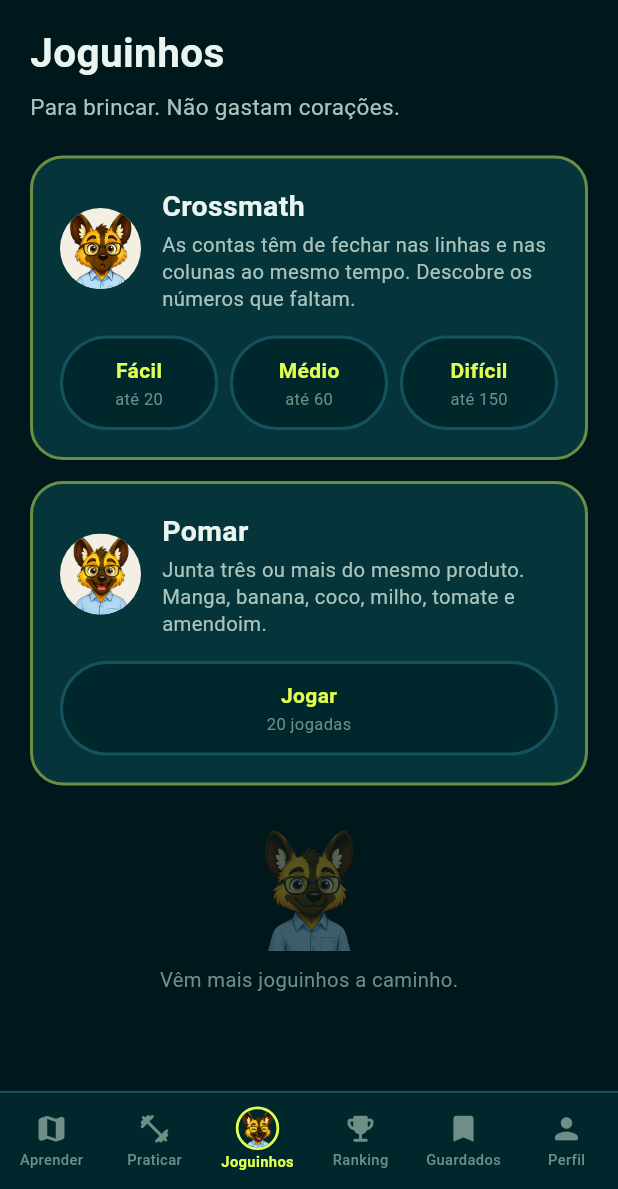
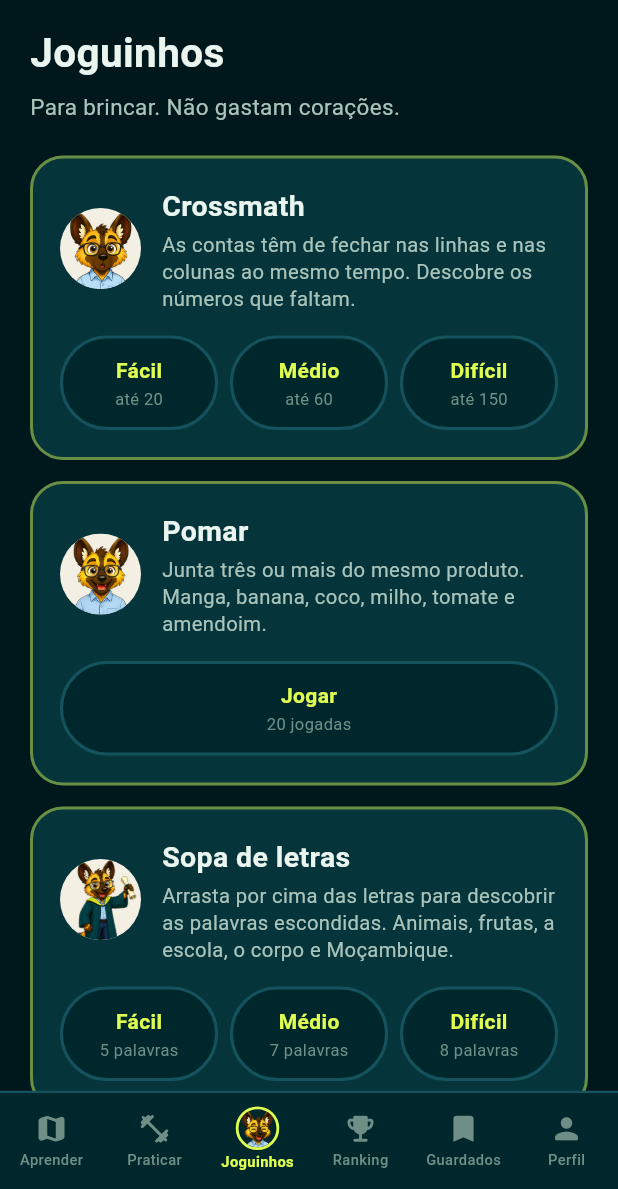
Before and after one commit to R1133R-cr/Takova-Somara, a Flutter app: the HomeShell screen opened directly, item 3 of the bottom bar chosen, on a phone screen of 412 x 824 dp, the part 47-1236 px from its top. Run offline on Flutter 3.47's test engine with Material 3 defaults, Android fonts, the phone set to English and light mode, and no system bars; our stand-ins replace audioplayers, cloud_firestore, firebase_auth, firebase_core, shared_preferences; accounts and stored records are empty; network calls fail.

Commit message:
Somara: sopa de letras (0.17.0)
O terceiro joguinho. Arrasta-se por cima das letras, o mesmo gesto do
Pomar -- a crianca nao tem de aprender duas maneiras de mexer.

Nao gasta coracoes e nao faz avancar a amarelinha. Mas treina uma coisa
que a amarelinha treina pouco: reconhecer a palavra inteira de relance em
vez de a soletrar. E disso que se faz a leitura fluente.

Cinco temas, todos com chao mocambicano: Animais, Frutas e legumes, A
escola, O corpo, e Mocambique -- este ultimo com as provincias e as
cidades, de Lichinga a Inhambane.

Todas as palavras sem acento nem cedilha, de proposito. Numa sopa de
letras a grelha nao leva acentos, e mostrar "LEAO" na lista para se
procurar "LEAO" nas letras ensinaria a escrever mal. Escolheram-se
palavras que dispensam o problema, e ha um teste que recusa qualquer uma
com acento.

Os niveis
------------------------------------------------------------------
Facil: grelha de oito, cinco palavras, so na horizontal e na vertical.
Medio: dez, sete palavras, com diagonais.
Dificil: doze, oito palavras, com as oito direccoes.

As diagonais e as palavras ao contrario ficam para cima por uma razao
concreta: uma crianca da 1a classe que ainda le letra a letra da esquerda
para a direita nao procura ao contrario -- ve-se-lhe o dedo a seguir a
linha. Por isso no primeiro nivel nao e desafio, e um muro.

O que os testes seguram
------------------------------------------------------------------
O defeito que importa impedir e sempre o mesmo: uma palavra na lista que
nao esta na grelha. A crianca procura, nao encontra, e conclui que o erro
e dela -- nao ha como ela saber que nao e. O gerador nunca devolve uma
grelha incompleta: se nao couberem todas, tenta outra vez do principio.

Quinze testes do modelo mais nove de sobreposicao. Cobrem que cada
palavra esta mesmo onde diz estar, que os cruzamentos so acontecem onde a
letra e a mesma, que as direccoes respeitam o nivel, e que um dedo aos
saltos nao selecciona nada -- sem essa regra, arrastar em ziguezague
apanhava letras soltas e acertava por acidente.

Verificado no emulador: encontrei MESA na coluna cinco, as letras ficaram
pintadas, a palavra riscada na lista e o contador passou de cinco para
quatro.

Co-Authored-By: Claude Opus 5 <noreply@anthropic.com>

```diff
--- /dev/null
+++ b/somara-flutter/lib/models/sopa.dart
@@ -0,0 +1,274 @@
+import 'dart:math';
+
+/// Os conjuntos de palavras.
+///
+/// Todas sem acento nem cedilha, de propósito. Numa sopa de letras a grelha
+/// não leva acentos, e mostrar "LEÃO" na lista para se procurar "LEAO" nas
+/// letras ensinaria a escrever mal — numa app de escola isso não se faz.
+/// Escolheram-se palavras que dispensam o problema.
+enum Tema {
+  animais('Animais', [
+    'GATO', 'VACA', 'CABRA', 'GALINHA', 'PATO', 'PEIXE', 'ELEFANTE',
+    'ZEBRA', 'MACACO', 'RATO', 'BURRO', 'COBRA', 'PORCO', 'CAVALO',
+  ]),
+  frutas('Frutas e legumes', [
+    'MANGA', 'BANANA', 'COCO', 'MILHO', 'TOMATE', 'LARANJA', 'PAPAIA',
+    'CAJU', 'AMENDOIM', 'ABACATE', 'MELANCIA', 'CEBOLA', 'BATATA', 'ARROZ',
+  ]),
+  escola('A escola', [
+    'LIVRO', 'CADERNO', 'MESA', 'QUADRO', 'MOCHILA', 'ALUNO', 'ESCOLA',
+    'LETRA', 'PALAVRA', 'PROFESSOR', 'TURMA', 'CANETA', 'BORRACHA', 'REGUA',
+  ]),
+  corpo('O corpo', [
+    'PERNA', 'OLHO', 'NARIZ', 'BOCA', 'DEDO', 'COSTAS', 'OMBRO', 'JOELHO',
+    'CABELO', 'DENTE', 'ORELHA', 'BARRIGA', 'TESTA', 'LINGUA',
+  ]),
+  mocambique('Moçambique', [
+    'MAPUTO', 'BEIRA', 'NAMPULA', 'NIASSA', 'TETE', 'LICHINGA', 'PEMBA',
+    'QUELIMANE', 'INHAMBANE', 'ZAMBEZE', 'GAZA', 'SOFALA', 'MANICA',
+    'CHIMOIO',
+  ]);
+
+  final String rotulo;
+  final List<String> palavras;
+  const Tema(this.rotulo, this.palavras);
+}
+
+/// A dificuldade muda três coisas ao mesmo tempo: o tamanho da grelha,
+/// quantas palavras se escondem, e em que direcções.
+///
+/// As diagonais e as palavras ao contrário ficam para os níveis de cima por
+/// uma razão concreta: uma criança da 1ª classe que ainda lê letra a letra
+/// da esquerda para a direita não procura ao contrário — vê-se-lhe o dedo a
+/// seguir a linha. Pôr isso no primeiro nível não é desafio, é um muro.
+enum NivelSopa {
+  facil('Fácil', 8, 5, false, false),
+  medio('Médio', 10, 7, true, false),
+  dificil('Difícil', 12, 8, true, true);
+
+  final String rotulo;
+  final int lado;
+  final int quantasPalavras;
+  final bool comDiagonais;
+  final bool comInvertidas;
+
+  const NivelSopa(
+    this.rotulo,
+    this.lado,
+    this.quantasPalavras,
+    this.comDiagonais,
+    this.comInvertidas,
+  );
+}
+
+/// Uma palavra escondida na grelha, e onde ficou.
+class PalavraColocada {
+  final String palavra;
+
+  /// Os índices das casas, na ordem em que se lê a palavra.
+  final List<int> casas;
+
+  const PalavraColocada(this.palavra, this.casas);
+
+  /// A mesma palavra lida ao contrário serve — a criança pode arrastar de
+  /// qualquer uma das pontas, e obrigá-la a adivinhar em que ponta começar
+  /// seria um castigo por nada.
+  bool correspondeA(List<int> seleccao) {
+    if (seleccao.length != casas.length) return false;
+    final igual = List.generate(casas.length, (i) => casas[i] == seleccao[i]);
+    if (!igual.contains(false)) return true;
+    final aoContrario = seleccao.reversed.toList();
+    for (var i = 0; i < casas.length; i++) {
+      if (casas[i] != aoContrario[i]) return false;
+    }
+    return true;
+  }
+}
+
+/// Uma sopa de letras.
+class Sopa {
+  final int lado;
+
+  /// As letras, lidas da esquerda para a direita e de cima para baixo.
+  final List<String> letras;
+
+  final List<PalavraColocada> escondidas;
+  final Tema tema;
+  final NivelSopa nivel;
+
+  const Sopa({
+    required this.lado,
+    required this.letras,
+    required this.escondidas,
+    required this.tema,
+    required this.nivel,
+  });
+
+  int indice(int l, int c) => l * lado + c;
+  int linhaDe(int i) => i ~/ lado;
+  int colunaDe(int i) => i % lado;
+  bool dentro(int l, int c) => l >= 0 && c >= 0 && l < lado && c < lado;
+
+  /// A palavra que esta selecção acerta, se acertar alguma.
+  PalavraColocada? acertaEm(List<int> seleccao) {
+    for (final p in escondidas) {
+      if (p.correspondeA(seleccao)) return p;
+    }
+    return null;
+  }
+
+  /// As oito direcções possíveis, como (deltaLinha, deltaColuna).
+  static const _direccoes = [
+    (0, 1), (1, 0), (1, 1), (1, -1),
+    (0, -1), (-1, 0), (-1, -1), (-1, 1),
+  ];
+
+  static List<(int, int)> direccoesDe(NivelSopa n) => [
+    for (var i = 0; i < _direccoes.length; i++)
+      if (_permitida(i, n)) _direccoes[i],
+  ];
+
+  static bool _permitida(int i, NivelSopa n) {
+    final diagonal = i == 2 || i == 3 || i == 6 || i == 7;
+    final invertida = i >= 4;
+    if (diagonal && !n.comDiagonais) return false;
+    if (invertida && !n.comInvertidas) return false;
+    return true;
+  }
+
+  static const _alfabeto = 'ABCDEFGHIJLMNOPQRSTUVXZ';
+
+  /// Monta uma sopa com todas as palavras mesmo lá dentro.
+  ///
+  /// Nunca devolve uma grelha com uma palavra por colocar: uma criança que
+  /// procura uma palavra que não existe procura para sempre, e conclui que
+  /// o erro é dela. Se não couberem todas, tenta outra vez do princípio.
+  factory Sopa.nova({
+    required Tema tema,
+    required NivelSopa nivel,
+    Random? rnd,
+  }) {
+    final r = rnd ?? Random();
+    final direccoes = direccoesDe(nivel);
+
+    for (var tentativa = 0; tentativa < 60; tentativa++) {
+      final escolhidas = [...tema.palavras]
+        ..shuffle(r)
+        ..removeWhere((p) => p.length > nivel.lado);
+      final alvo = escolhidas.take(nivel.quantasPalavras).toList()
+        // As compridas primeiro: são as difíceis de encaixar, e deixá-las
+        // para o fim é a maneira certa de não caberem.
+        ..sort((a, b) => b.length.compareTo(a.length));
+
+      final letras = List.filled(nivel.lado * nivel.lado, '');
+      final colocadas = <PalavraColocada>[];
+      var falhou = false;
+
+      for (final palavra in alvo) {
+        final onde = _tentarColocar(palavra, letras, nivel.lado, direccoes, r);
+        if (onde == null) {
+          falhou = true;
+          break;
+        }
+        for (var k = 0; k < palavra.length; k++) {
+          letras[onde[k]] = palavra[k];
+        }
+        colocadas.add(PalavraColocada(palavra, onde));
+      }
+      if (falhou) continue;
+
+      for (var i = 0; i < letras.length; i++) {
+        if (letras[i].isEmpty) {
+          letras[i] = _alfabeto[r.nextInt(_alfabeto.length)];
+        }
+      }
+
+      return Sopa(
+        lado: nivel.lado,
+        letras: letras,
+        escondidas: colocadas,
+        tema: tema,
+        nivel: nivel,
+      );
+    }
+
+    // Rede de segurança: uma grelha só com a palavra mais curta. Nunca deve
+    // chegar aqui, mas um ecrã vazio seria pior.
+    final curta = tema.palavras.reduce((a, b) => a.length <= b.length ? a : b);
+    final letras = List.generate(
+      nivel.lado * nivel.lado,
+      (i) => i < curta.length ? curta[i] : _alfabeto[i % _alfabeto.length],
+    );
+    return Sopa(
+      lado: nivel.lado,
+      letras: letras,
+      escondidas: [
+        PalavraColocada(curta, List.generate(curta.length, (i) => i)),
+      ],
+      tema: tema,
+      nivel: nivel,
+    );
+  }
+
+  /// Procura um sítio onde a palavra caiba, cruzando-se com as que já lá
+  /// estão sempre que as letras coincidirem.
+  static List<int>? _tentarColocar(
+    String palavra,
+    List<String> letras,
+    int lado,
+    List<(int, int)> direccoes,
+    Random r,
+  ) {
+    final ordem = [
+      for (var i = 0; i < lado * lado; i++) i,
+    ]..shuffle(r);
+
+    for (final inicio in ordem) {
+      final dirs = [...direccoes]..shuffle(r);
+      for (final (dl, dc) in dirs) {
+        final l0 = inicio ~/ lado, c0 = inicio % lado;
+        final casas = <int>[];
+        var cabe = true;
+
+        for (var k = 0; k < palavra.length; k++) {
+          final l = l0 + dl * k, c = c0 + dc * k;
+          if (l < 0 || c < 0 || l >= lado || c >= lado) {
+            cabe = false;
+            break;
+          }
+          final i = l * lado + c;
+          // Cruzar com outra palavra é bom — é o que torna a sopa densa.
+          // Mas só onde a letra for exactamente a mesma.
+          if (letras[i].isNotEmpty && letras[i] != palavra[k]) {
+            cabe = false;
+            break;
+          }
+          casas.add(i);
+        }
+        if (cabe) return casas;
+      }
+    }
+    return null;
+  }
+
+  /// A linha recta entre duas casas, ou nulo se não estiverem alinhadas.
+  ///
+  /// É o que valida o arrasto: numa sopa de letras só valem linhas — a
+  /// horizontal, a vertical e as duas diagonais. Um dedo que vá aos saltos
+  /// não deve seleccionar nada.
+  List<int>? linhaEntre(int de, int ate) {
+    final l0 = linhaDe(de), c0 = colunaDe(de);
+    final l1 = linhaDe(ate), c1 = colunaDe(ate);
+    final dl = l1 - l0, dc = c1 - c0;
+
+    if (dl == 0 && dc == 0) return [de];
+    final alinhada = dl == 0 || dc == 0 || dl.abs() == dc.abs();
+    if (!alinhada) return null;
+
+    final passos = max(dl.abs(), dc.abs());
+    final pl = dl.sign, pc = dc.sign;
+    return [
+      for (var k = 0; k <= passos; k++) indice(l0 + pl * k, c0 + pc * k),
+    ];
+  }
+}
--- a/somara-flutter/lib/screens/joguinhos_screen.dart
+++ b/somara-flutter/lib/screens/joguinhos_screen.dart
@@ -3,8 +3,10 @@ import '../models/crossmath.dart';
 import '../services/sons.dart';
 import '../theme.dart';
 import '../widgets/roby.dart';
+import '../models/sopa.dart';
 import 'crossmath_screen.dart';
 import 'pomar_screen.dart';
+import 'sopa_screen.dart';
 
 /// A sala dos joguinhos.
 ///
@@ -68,6 +70,24 @@ class JoguinhosScreen extends StatelessWidget {
               detalhe: '20 jogadas',
               abrir: (BuildContext ctx) => const PomarScreen(),
             ),
+          ],
+        ),
+
+        const SizedBox(height: 14),
+
+        _CartaoDoJogo(
+          titulo: 'Sopa de letras',
+          descricao:
+              'Arrasta por cima das letras para descobrir as palavras '
+              'escondidas. Animais, frutas, a escola, o corpo e Moçambique.',
+          pose: RobyPose.graduate,
+          botoes: [
+            for (final n in NivelSopa.values)
+              (
+                rotulo: n.rotulo,
+                detalhe: '${n.quantasPalavras} palavras',
+                abrir: (BuildContext ctx) => SopaScreen(nivel: n),
+              ),
           ],
         ),
 
--- a/somara-flutter/pubspec.yaml
+++ b/somara-flutter/pubspec.yaml
@@ -22,7 +22,7 @@ publish_to: 'none' # Remove this line if you wish to publish to pub.dev
 # Editar este ficheiro com Get-Content/Set-Content do PowerShell estraga os
 # acentos (lê em ANSI e grava em UTF-8). Já aconteceu uma vez e ficou
 # commitado: alterar à mão, ou com uma ferramenta que respeite o UTF-8.
-version: 0.16.0+30
+version: 0.17.0+31
 
 environment:
   sdk: ^3.12.2
```
Also changed, not shown: somara-flutter/lib/screens/sopa_screen.dart (added, +355 -0 lines), 2 other files.
